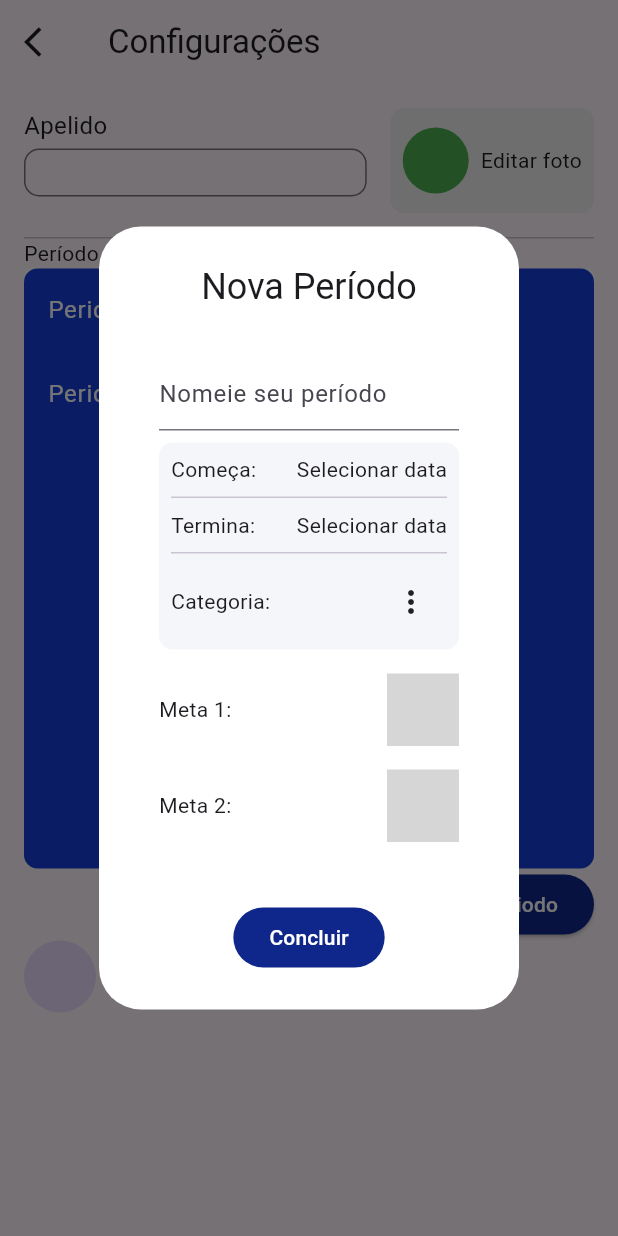
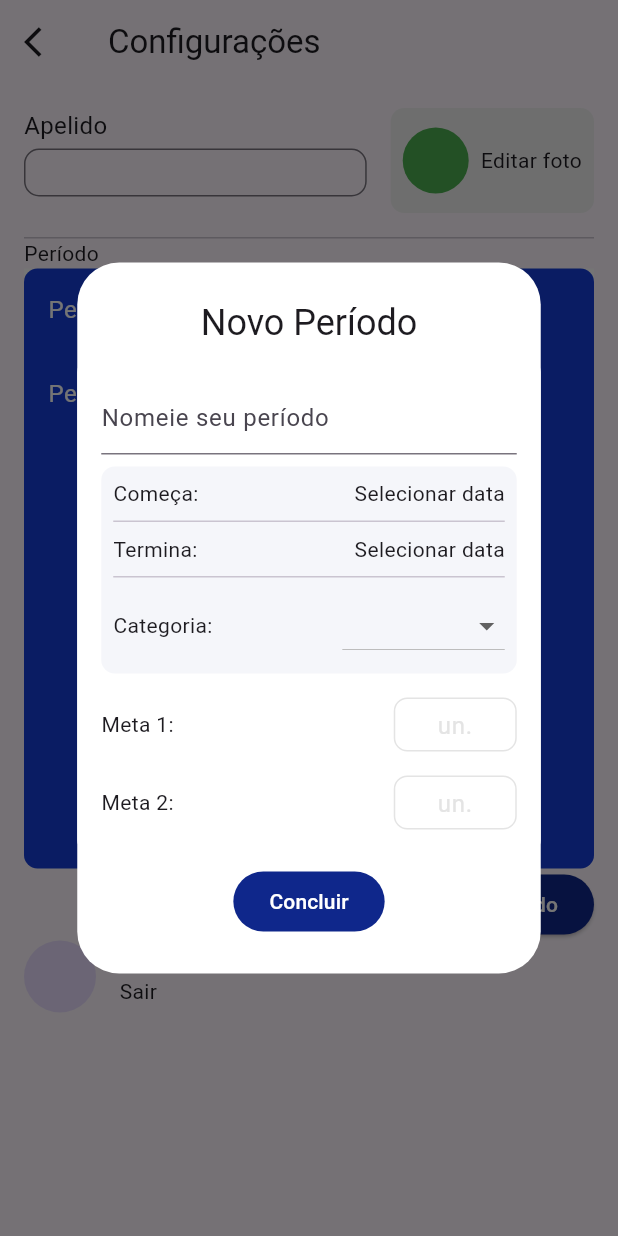
Before and after one commit to Leuow95/sciencedex_challenge, a Flutter app: the screen it shows after launch, after a tap on "Adicionar Periodo", on a phone screen of 412 x 824 dp. Run offline on Flutter 3.47's test engine with Material 2 defaults, Android fonts, the phone set to English and light mode, and no system bars; our stand-ins replace flutter_modular; grey boxes are pictures that could not be loaded.

Commit message:
feat: form WIP

```diff
--- a/lib/src/features/configuration/ui/widgets/period_form_dialog.dart
+++ b/lib/src/features/configuration/ui/widgets/period_form_dialog.dart
@@ -1,6 +1,8 @@
 import 'package:flutter/material.dart';
+import 'package:sciencedex_challenge/src/features/configuration/ui/widgets/goal_section.dart';
 
-import 'meta_tile.dart';
+import 'add_period_button.dart';
+import 'alert_data_section.dart';
 
 class PeriodFormDialog extends StatefulWidget {
   const PeriodFormDialog({super.key});
@@ -10,18 +12,34 @@
 }
 
 class _PeriodFormDialogState extends State<PeriodFormDialog> {
-  DateTime? startDate;
-  DateTime? endDate;
-  String? selectedCategory;
+  String name = "";
+  // late DateTime? startDate;
+  // late DateTime? endDate;
+  // late String? selectedCategory;
+  // late int? goal1;
+  // late int? goal2;
 
-  List<String> categories = ['Categoria 1', 'Categoria 2', 'Categoria 3', 'Categoria 4', 'Categoria 5'];
+  @override
+  void initState() {
+    name = "";
+    // startDate = DateTime(0);
+    // endDate = DateTime(0);
+    // selectedCategory = "";
+    // goal1 = -1;
+    // goal2 = -1;
+    super.initState();
+  }
 
   @override
   Widget build(BuildContext context) {
-    return AlertDialog(
+    return LayoutBuilder(
+      builder: (BuildContext context, BoxConstraints constraints) => AlertDialog(
         backgroundColor: const Color(0xFFFFFFFF),
-      title: const Center(child: Text("Nova Período")),
+        insetPadding: const EdgeInsets.all(8),
+        contentPadding: const EdgeInsets.symmetric(vertical: 8),
+        title: const Center(child: Text("Novo Período")),
         content: Container(
+          width: constraints.maxWidth * 0.75,
           decoration: BoxDecoration(
             borderRadius: BorderRadius.circular(9),
             color: const Color(0xFFFFFFFF),
@@ -33,9 +51,7 @@
               crossAxisAlignment: CrossAxisAlignment.start,
               children: [
                 TextFormField(
-                decoration: const InputDecoration(
-                  hintText: "Nomeie seu período",
-                ),
+                  decoration: const InputDecoration(hintText: "Nomeie seu período"),
                 ),
                 const SizedBox(height: 8),
                 Container(
@@ -44,112 +60,20 @@
                       color: const Color(0xFFF5F6FA),
                       borderRadius: BorderRadius.circular(9),
                     ),
-                child: Column(
-                  children: [
-                    Row(
-                      children: [
-                        const Text("Começa: "),
-                        const Spacer(),
-                        GestureDetector(
-                          onTap: () {
-                            _selectDate(true, context);
-                          },
-                          child: Text(startDate?.toString() ?? "Selecionar data"),
-                        ),
-                      ],
-                    ),
-                    // const SizedBox(height: 16),
-                    const SizedBox(height: 8),
-                    const Divider(height: 1),
-                    const SizedBox(height: 8),
-                    Row(
-                      children: [
-                        const Text("Termina: "),
-                        const Spacer(),
-                        GestureDetector(
-                          onTap: () {
-                            _selectDate(false, context);
-                          },
-                          child: Text(endDate?.toString() ?? "Selecionar data"),
-                        ),
-                      ],
-                    ),
-                    const SizedBox(height: 8),
-                    const Divider(height: 1),
-                    const SizedBox(height: 8),
-                    Row(
-                      children: [
-                        const Text("Categoria: "),
-                        const Spacer(),
-                        PopupMenuButton<String>(
-                          onSelected: (String result) {
-                            setState(() {
-                              selectedCategory = result;
-                            });
-                          },
-                          itemBuilder: (BuildContext context) {
-                            return categories.map((String category) {
-                              return PopupMenuItem<String>(
-                                value: category,
-                                child: Text(category),
-                              );
-                            }).toList();
-                          },
-                        ),
-                      ],
-                    ),
-                  ],
-                ),
-              ),
+                    child: const AlertDataSection(
+                        // onSubmitData: savePeriod(),
+                        )),
                 const SizedBox(height: 16),
-              const Row(
-                children: [
-                  Text("Meta 1: "),
-                  Spacer(),
-                  TextMetaField(hintText: "un."),
-                ],
-              ),
-              const SizedBox(height: 16),
-              const Row(
-                children: [
-                  Text("Meta 2: "),
-                  Spacer(),
-                  TextMetaField(hintText: "un."),
-                ],
-              ),
+                const GoalSection(),
               ],
             ),
           ),
         ),
-      actions: [
-        ElevatedButton(
-          onPressed: null,
-          style: ButtonStyle(backgroundColor: MaterialStateProperty.all<Color>(const Color(0xFF0F278B))),
-          child: const Text(
-            "Concluir",
-            style: TextStyle(color: Colors.white),
+        actions: const [AddPeriodButton()],
+        actionsAlignment: MainAxisAlignment.center,
       ),
-        ),
-      ],
-      actionsAlignment: MainAxisAlignment.center,
     );
   }
 
-  Future<void> _selectDate(bool isStartDate, BuildContext context) async {
-    final DateTime? picked = await showDatePicker(
-      context: context,
-      initialDate: DateTime.now(),
-      firstDate: DateTime(2000),
-      lastDate: DateTime(2101),
-    );
-    if (picked != null) {
-      setState(() {
-        if (isStartDate) {
-          startDate = picked;
-        } else {
-          endDate = picked;
+  savePeriod() {}
 }
-      });
-    }
-  }
-}
--- a/lib/src/features/configuration/ui/widgets/period_section.dart
+++ b/lib/src/features/configuration/ui/widgets/period_section.dart
@@ -38,7 +38,10 @@
           alignment: Alignment.centerRight,
           child: ElevatedButton(
             onPressed: () {
-              showDialog(context: context, builder: (context) => const PeriodFormDialog());
+              showDialog(
+                context: context,
+                builder: (context) => const PeriodFormDialog(),
+              );
             },
             style: ButtonStyle(backgroundColor: MaterialStateProperty.all<Color>(const Color(0xFF0F278B))),
             child: const Text(
```
Lines whose indentation alone changed are shown as unchanged.
